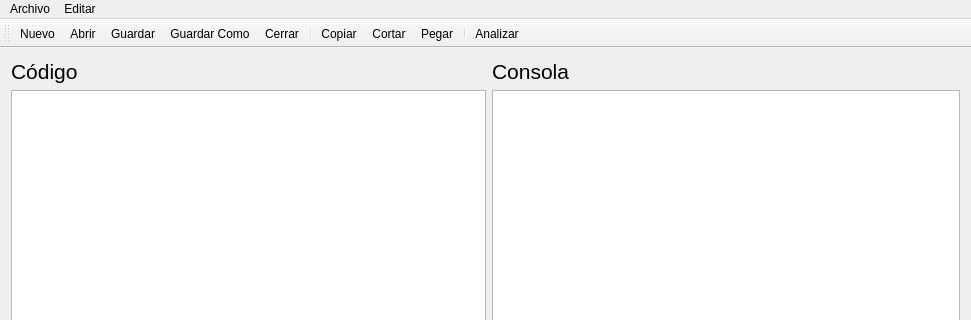
This is mainwindow.ui in jesusgp22/Prism-geom as Qt 5 draws it before an edit; both pictures show x 0 to 971 and y 0 to 320 of the 971 by 621 pixel window. The edited form follows.
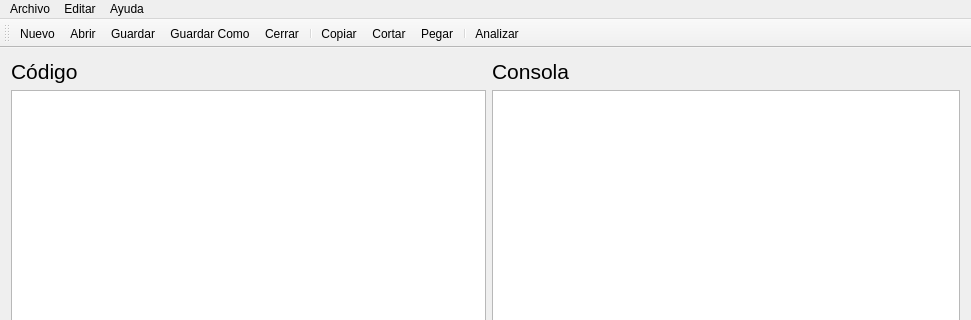
This is the edited form. Icons and pictures are not drawn.

Commit message:
Added help menu
Added help menu with help and about

```diff
--- a/mainwindow.ui
+++ b/mainwindow.ui
@@ -205,8 +205,16 @@
     <addaction name="actionCortar"/>
     <addaction name="actionPegar"/>
    </widget>
+   <widget class="QMenu" name="menuAyuda">
+    <property name="title">
+     <string>Ayuda</string>
+    </property>
+    <addaction name="actionAcerca_de"/>
+    <addaction name="actionAyuda"/>
+   </widget>
    <addaction name="menuAYuda"/>
    <addaction name="menuEditar"/>
+   <addaction name="menuAyuda"/>
   </widget>
   <action name="actionNuevo">
    <property name="icon">
```
Left out of the diff: 10 changed lines with no effect on the pictures.
